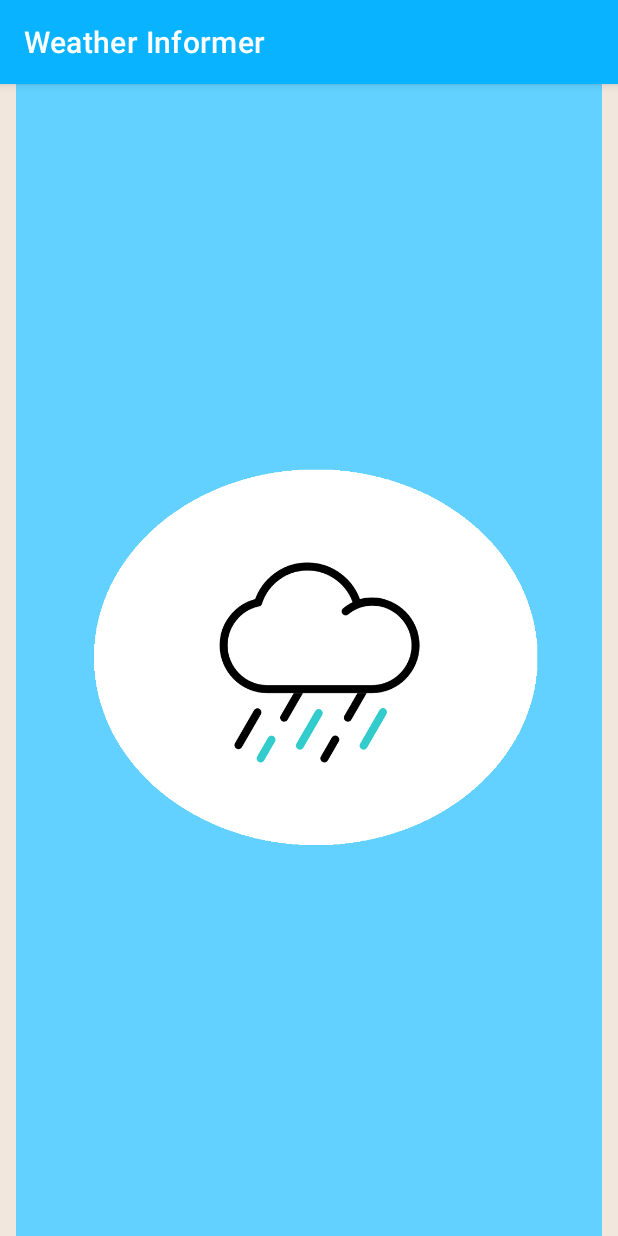
After one commit to l-Mel-l/WeatherInformer, an Android app: the SplashActivity screen opened directly, with no data from a screen before it, on a phone screen of 412 x 824 dp. The commit adds this screen. Run offline under Robolectric (Android 15) with nearby library versions, the phone set to English and light mode, and no system bars.

Commit message:
Gifka i animacia

```diff
--- a/app/build.gradle
+++ b/app/build.gradle
@@ -39,6 +39,7 @@ dependencies {
     implementation 'com.google.android.material:material:1.10.0'
     implementation 'androidx.constraintlayout:constraintlayout:2.1.4'
     implementation 'androidx.tracing:tracing-perfetto-handshake:+'
+    implementation 'pl.droidsonroids.gif:android-gif-drawable:1.2.19'
     testImplementation 'junit:junit:4.13.2'
     androidTestImplementation 'androidx.test.ext:junit:1.1.5'
     androidTestImplementation 'androidx.test.espresso:espresso-core:3.5.1'
--- a/app/src/main/AndroidManifest.xml
+++ b/app/src/main/AndroidManifest.xml
@@ -13,6 +13,13 @@
         android:supportsRtl="true"
         android:theme="@style/Theme.WeatherInformer"
         tools:targetApi="31">
+        <activity android:name=".SplashActivity"
+            android:exported="true">
+        <intent-filter>
+            <action android:name="android.intent.action.MAIN" />
+            <category android:name="android.intent.category.LAUNCHER" />
+        </intent-filter>
+        </activity>
         <activity
             android:name="ru.malw.weatherinformer.MainActivity"
             android:exported="true">
--- a/app/src/main/java/ru/malw/weatherinformer/HomeFragment.java
+++ b/app/src/main/java/ru/malw/weatherinformer/HomeFragment.java
@@ -13,6 +13,8 @@ import android.widget.TextView;
 
 import androidx.appcompat.widget.TooltipCompat;
 import androidx.fragment.app.Fragment;
+
+import com.example.weatherinformer.R;
 
 import org.json.JSONException;
 import org.json.JSONObject;
@@ -32,6 +34,7 @@ public class HomeFragment extends Fragment {
         root = inflater.inflate(R.layout.fragment_home, container, false);
         refresh(getContext());
         return root;
+        overridePendingTransition(R.anim.fade_in, R.anim.fade_out);
     }
 
     private void refresh(Context context) {
--- a/app/src/main/java/ru/malw/weatherinformer/SettingsFragment.java
+++ b/app/src/main/java/ru/malw/weatherinformer/SettingsFragment.java
@@ -11,6 +11,8 @@ import android.widget.RadioGroup;
 import androidx.appcompat.app.AppCompatDelegate;
 import androidx.fragment.app.Fragment;
 
+
+import com.example.weatherinformer.R;
 
 import java.util.Locale;
 
--- /dev/null
+++ b/app/src/main/java/ru/malw/weatherinformer/SplashActivity.java
@@ -0,0 +1,30 @@
+package ru.malw.weatherinformer;
+
+import android.content.Intent;
+import android.os.Bundle;
+import android.os.Handler;
+import android.view.WindowManager;
+
+import androidx.appcompat.app.AppCompatActivity;
+
+
+public class SplashActivity extends AppCompatActivity {
+
+    @Override
+    protected void onCreate(Bundle savedInstanceState) {
+        super.onCreate(savedInstanceState);
+        //getSupportActionBar().hide();
+        setContentView(R.layout.activity_splash);
+        getWindow().setFlags(WindowManager.LayoutParams.FLAG_FULLSCREEN,WindowManager.LayoutParams.FLAG_FULLSCREEN);
+
+        new Handler().postDelayed(new Runnable() {
+            @Override
+            public void run() {
+                Intent intent = new Intent(SplashActivity.this,MainActivity.class);
+                startActivity(intent);
+                finish();
+                overridePendingTransition(R.anim.fade_in, R.anim.fade_out);                    //нимация при переходе
+            }
+        },2000);
+    }
+}
--- /dev/null
+++ b/app/src/main/res/anim/fade_in.xml
@@ -0,0 +1,8 @@
+<?xml version="1.0" encoding="utf-8"?>
+<set xmlns:android="http://schemas.android.com/apk/res/android">
+    <alpha xmlns:android="http://schemas.android.com/apk/res/android"
+        android:interpolator="@android:anim/accelerate_interpolator"
+        android:fromAlpha="0.0"
+        android:toAlpha="1.0"
+        android:duration="1000" />
+</set>
--- /dev/null
+++ b/app/src/main/res/anim/fade_out.xml
@@ -0,0 +1,8 @@
+<?xml version="1.0" encoding="utf-8"?>
+<set xmlns:android="http://schemas.android.com/apk/res/android">
+    <alpha xmlns:android="http://schemas.android.com/apk/res/android"
+        android:interpolator="@android:anim/accelerate_interpolator"
+        android:fromAlpha="1.0"
+        android:toAlpha="0.0"
+        android:duration="1000" />
+</set>
--- /dev/null
+++ b/app/src/main/res/layout/activity_splash.xml
@@ -0,0 +1,26 @@
+<?xml version="1.0" encoding="utf-8"?>
+<androidx.constraintlayout.widget.ConstraintLayout xmlns:android="http://schemas.android.com/apk/res/android"
+    xmlns:app="http://schemas.android.com/apk/res-auto"
+    xmlns:tools="http://schemas.android.com/tools"
+    android:layout_width="wrap_content"
+    android:layout_height="wrap_content"
+    android:background="#F1E7DD"
+    android:orientation="vertical"
+    tools:context=".SplashActivity">
+
+    <pl.droidsonroids.gif.GifImageView
+        android:layout_width="wrap_content"
+        android:layout_height="wrap_content"
+        android:layout_centerVertical="false"
+        android:adjustViewBounds="false"
+        android:src="@drawable/rain2"
+        app:layout_constraintBottom_toBottomOf="parent"
+        app:layout_constraintEnd_toEndOf="parent"
+        app:layout_constraintHorizontal_bias="1.0"
+        app:layout_constraintStart_toStartOf="parent"
+        app:layout_constraintTop_toTopOf="parent"
+        app:layout_constraintVertical_bias="0.0"
+        tools:ignore="MissingClass" />
+
+
+</androidx.constraintlayout.widget.ConstraintLayout>
--- a/app/src/main/res/layout/fragment_settings.xml
+++ b/app/src/main/res/layout/fragment_settings.xml
@@ -6,7 +6,6 @@
     android:background="#000000"
     tools:context="ru.malw.weatherinformer.SettingsFragment">
 
-    <!-- TODO: Update blank fragment layout -->
     <TextView
         android:id="@+id/text1"
         android:layout_width="wrap_content"
--- a/app/src/main/res/values/strings.xml
+++ b/app/src/main/res/values/strings.xml
@@ -3,6 +3,6 @@
     <string name="cities">Города</string>
     <string name="main">Главная</string>
     <string name="settings">Настройки</string>
-    <string name="temperature_label">Measure temperature in degrees:</string>
-    <string name="language_label">Language:</string>
+    <string name="temperature_label">Измерять температуру в градусах:</string>
+    <string name="language_label">Язык:</string>
 </resources>
```
Also changed, not shown: app/src/main/res/drawable/rain2.gif (added), 1 other file.
